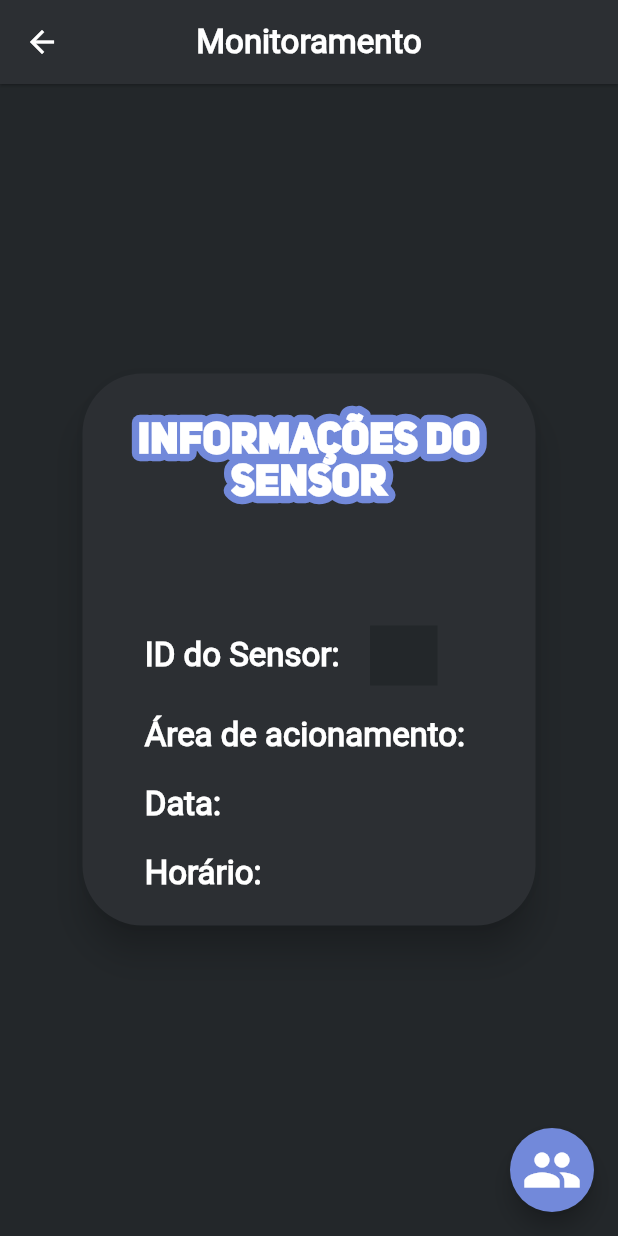
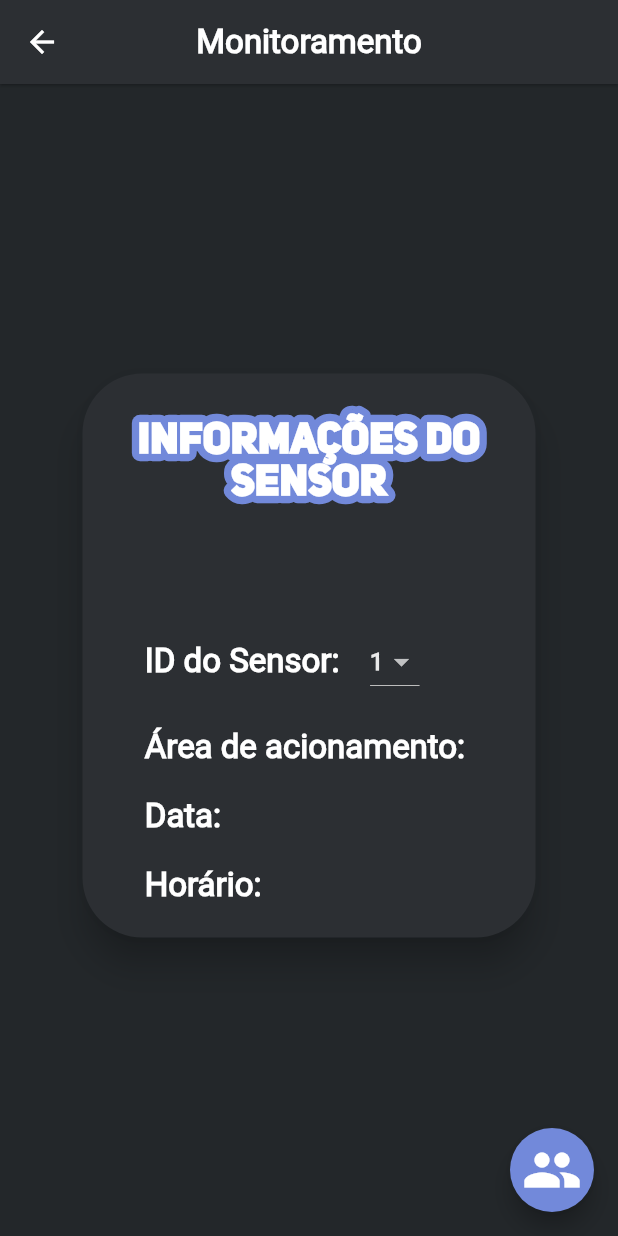
Before and after one commit to ramonfrsantos/monecom-app, a Flutter app: the IotInfoScreen screen opened directly, on a phone screen of 412 x 824 dp. Run offline on Flutter 3.47's test engine with Material 2 defaults, Android fonts, the phone set to English and light mode, and no system bars; drawn by our look-alikes of bordered_text; our stand-ins replace brasil_fields, cloud_firestore, firebase_core, firebase_messaging, flutter_mobx, get_it and 2 more; missing offline and left inert: mysql1; accounts and stored records are empty; generated files the repository leaves out were written again; Roboto replaces fonts that are missing (UniSans-Thin); project files that could hold a hidden picture were left out.

Commit message:
adicionando dropDownButton no id

```diff
--- a/lib/screens/iot_info_screen.dart
+++ b/lib/screens/iot_info_screen.dart
@@ -1,5 +1,4 @@
 import 'package:bordered_text/bordered_text.dart';
-import 'package:cloud_firestore/cloud_firestore.dart';
 import 'package:flutter/material.dart';
 import 'package:flutter/rendering.dart';
 import 'package:monecom/library/models/mysql.dart';
@@ -13,74 +12,18 @@ class IotInfoScreen extends StatefulWidget {
 }
 
 class _IotInfoScreenState extends State<IotInfoScreen> {
-  var _idController = TextEditingController();
-
-  // instanciando o banco de mensagens
-  var snapshots = FirebaseFirestore.instance
-      .collection("mensagens")
-      .where("message", isNotEqualTo: null)
-      .snapshots();
+  List<String> _ids = ['1', '2', '3', '4'];
+  var _idSelecionado = '1';
 
   // instanciando banco mysql
   var db = Mysql();
   var area;
   var idSensor;
-  var id;
   var data;
-
-  void _getData() {
-    setState(() {
-      if (id == "") {
-        db.getConnection().then((conn) {
-          String sql = 'select area,idSensor, data from registroIot_V2;';
-          conn.query(sql).then((results) {
-            for (var row in results) {
-              if (this.mounted) {
-                setState(() {
-                  area = row[0];
-                  data = row[2];
-                  idSensor = row[1];
-                });
-              }
-            }
-          });
-          conn.close();
-        });
-      } else {
-        db.getConnection().then((conn) {
-          String sql =
-              'select area,idSensor, data from registroIot_V2 where idSensor = $id;';
-          conn.query(sql).then((results) {
-            for (var row in results) {
-              if (this.mounted) {
-                setState(() {
-                  area = row[0];
-                  data = row[2];
-                  idSensor = row[1];
-                });
-              }
-            }
-          });
-          conn.close();
-        });
-      }
-    });
-  }
-
-  @override
-  void dispose() {
-    _idController.dispose();
-    super.dispose();
-  }
 
   @override
   void initState() {
-    _idController.addListener(() {
-      id = _idController.text;
-      setState(() {
-        _getData();
-      });
-    });
+    _getData();
     super.initState();
   }
 
@@ -112,6 +55,56 @@ class _IotInfoScreenState extends State<IotInfoScreen> {
       )),
       floatingActionButton: _listFloatingButton(),
     );
+  }
+
+  criaDropDownButton() {
+    return DropdownButton<String>(
+        items: _ids.map((String dropDownStringItem) {
+          return DropdownMenuItem<String>(
+            value: dropDownStringItem,
+            child: Text(dropDownStringItem),
+          );
+        }).toList(),
+        onChanged: (String novoItemSelecionado) {
+          _dropDownItemSelected(novoItemSelecionado);
+          setState(() {
+            this._idSelecionado = novoItemSelecionado;
+            _getData();
+          });
+        },
+        value: _idSelecionado);
+  }
+
+  void _getData() {
+    setState(() {
+      db.getConnection().then((conn) {
+        String ids = 'select idSensor from registroIot_V2;';
+        conn.query(ids).then((results) {
+          print("Esses são os resultados: $results");
+        });
+
+        String sql =
+            'select area,idSensor, data from registroIot_V2 where idSensor = $_idSelecionado;';
+        conn.query(sql).then((results) {
+          for (var row in results) {
+            if (this.mounted) {
+              setState(() {
+                area = row[0];
+                data = row[2];
+                idSensor = row[1];
+              });
+            }
+          }
+        });
+        conn.close();
+      });
+    });
+  }
+
+  void _dropDownItemSelected(String novoItem) {
+    setState(() {
+      this._idSelecionado = novoItem;
+    });
   }
 
   Widget _listFloatingButton() {
@@ -179,25 +172,7 @@ class _IotInfoScreenState extends State<IotInfoScreen> {
                         SizedBox(
                           width: 15,
                         ),
-                        Container(
-                          padding: EdgeInsets.only(left: 10),
-                          color: shrineBlack400,
-                          height: 40,
-                          width: 45,
-                          child: TextField(
-                            keyboardType: TextInputType.number,
-                            controller: _idController,
-                            style: TextStyle(
-                                fontSize: 24,
-                                color: Colors.white,
-                                fontWeight: FontWeight.bold,
-                                fontFamily: 'Uni-Sans'),
-                            decoration: InputDecoration(
-                                isDense: true,
-                                border: InputBorder.none,
-                                hintText: ''),
-                          ),
-                        )
+                        criaDropDownButton()
                       ],
                     ),
                     SizedBox(
```
